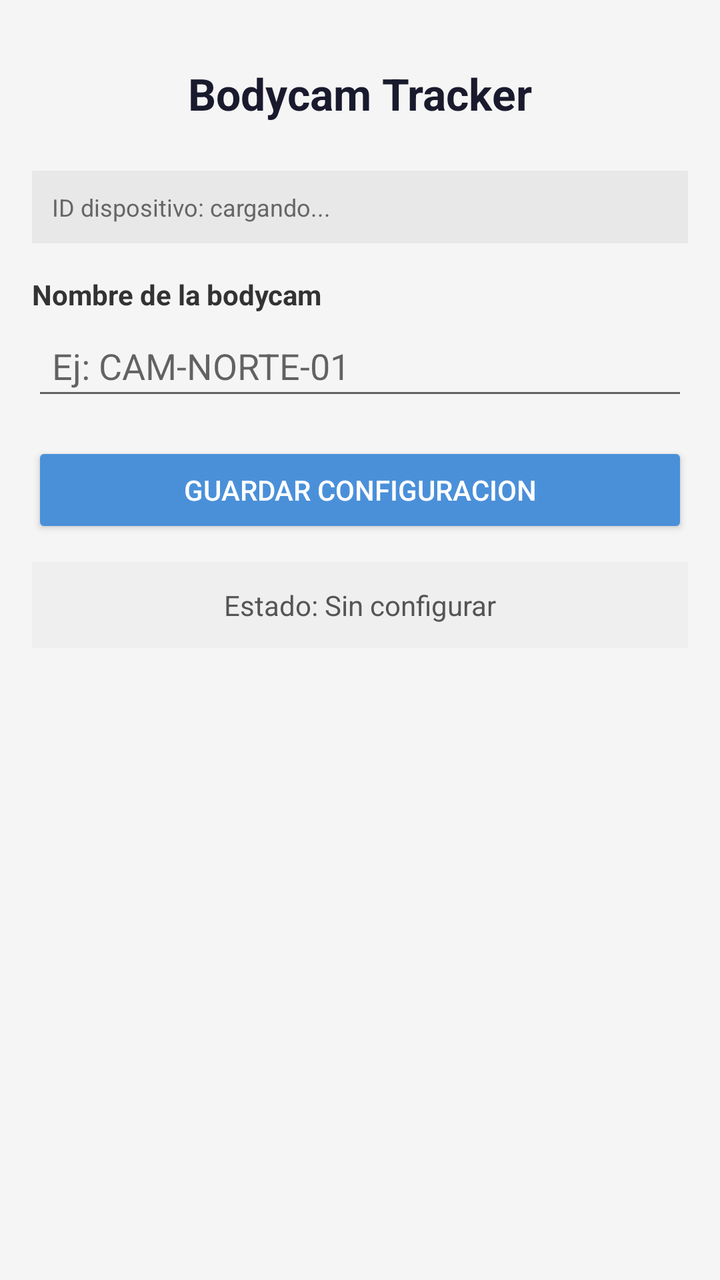
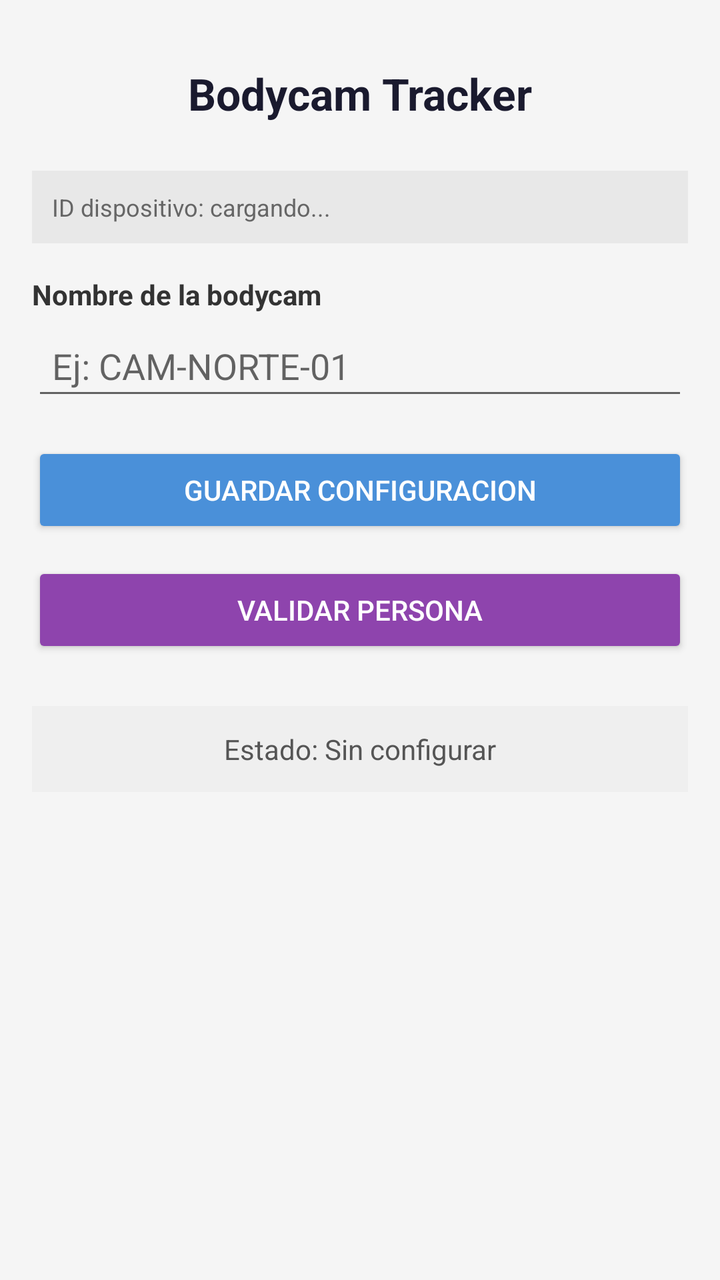

Two renders of the same Android screen: before a commit and after it. Below are the layout's source before the change and the commit's diff.
<!-- AndroidManifest.xml: application theme Theme.AppCompat.Light.DarkActionBar -->
<!-- res/layout/activity_main.xml -->
<?xml version="1.0" encoding="utf-8"?>
<ScrollView xmlns:android="http://schemas.android.com/apk/res/android"
    android:layout_width="match_parent"
    android:layout_height="match_parent"
    android:padding="16dp"
    android:background="#F5F5F5">

    <LinearLayout
        android:layout_width="match_parent"
        android:layout_height="wrap_content"
        android:orientation="vertical"
        android:gravity="center_horizontal">

        <TextView
            android:layout_width="wrap_content"
            android:layout_height="wrap_content"
            android:text="Bodycam Tracker"
            android:textSize="22sp"
            android:textStyle="bold"
            android:textColor="#1A1A2E"
            android:layout_marginTop="16dp"
            android:layout_marginBottom="24dp" />

        <TextView
            android:id="@+id/tvCodigo"
            android:layout_width="match_parent"
            android:layout_height="wrap_content"
            android:text="ID dispositivo: cargando..."
            android:textSize="12sp"
            android:textColor="#666666"
            android:background="#E8E8E8"
            android:padding="10dp"
            android:layout_marginBottom="16dp" />

        <TextView
            android:layout_width="match_parent"
            android:layout_height="wrap_content"
            android:text="Nombre de la bodycam"
            android:textSize="14sp"
            android:textStyle="bold"
            android:textColor="#333333"
            android:layout_marginBottom="4dp" />

        <EditText
            android:id="@+id/etNombre"
            android:layout_width="match_parent"
            android:layout_height="wrap_content"
            android:hint="Ej: CAM-NORTE-01"
            android:inputType="text"
            android:padding="10dp"
            android:layout_marginBottom="16dp" />

        <TextView
            android:layout_width="match_parent"
            android:layout_height="wrap_content"
            android:text="URL del servidor"
            android:textSize="14sp"
            android:textStyle="bold"
            android:textColor="#333333"
            android:layout_marginBottom="4dp"
            android:visibility="gone" />

        <EditText
            android:id="@+id/etServerUrl"
            android:layout_width="match_parent"
            android:layout_height="wrap_content"
            android:hint="http://192.168.1.100:3000"
            android:inputType="textUri"
            android:padding="10dp"
            android:layout_marginBottom="16dp"
            android:visibility="gone" />

        <TextView
            android:layout_width="match_parent"
            android:layout_height="wrap_content"
            android:text="Token de autenticación"
            android:textSize="14sp"
            android:textStyle="bold"
            android:textColor="#333333"
            android:layout_marginBottom="4dp"
            android:visibility="gone" />

        <EditText
            android:id="@+id/etToken"
            android:layout_width="match_parent"
            android:layout_height="wrap_content"
            android:hint="Token del servidor"
            android:inputType="textPassword"
            android:padding="10dp"
            android:layout_marginBottom="24dp"
            android:visibility="gone" />

        <Button
            android:id="@+id/btnGuardar"
            android:layout_width="match_parent"
            android:layout_height="wrap_content"
            android:text="Guardar configuracion"
            android:backgroundTint="#4A90D9"
            android:textColor="#FFFFFF"
            android:layout_marginBottom="12dp" />

        <Button
            android:id="@+id/btnIniciar"
            android:layout_width="match_parent"
            android:layout_height="wrap_content"
            android:text="Iniciar rastreo GPS"
            android:backgroundTint="#27AE60"
            android:textColor="#FFFFFF"
            android:layout_marginBottom="12dp"
            android:visibility="gone" />

        <Button
            android:id="@+id/btnDetener"
            android:layout_width="match_parent"
            android:layout_height="wrap_content"
            android:text="Detener rastreo"
            android:backgroundTint="#E74C3C"
            android:textColor="#FFFFFF"
            android:layout_marginBottom="24dp"
            android:visibility="gone" />

        <TextView
            android:id="@+id/tvEstado"
            android:layout_width="match_parent"
            android:layout_height="wrap_content"
            android:text="Estado: Sin configurar"
            android:textSize="14sp"
            android:textColor="#555555"
            android:background="#EFEFEF"
            android:padding="12dp"
            android:gravity="center" />

    </LinearLayout>
</ScrollView>
<!-- resources referenced by this layout -->
<resources>

</resources>

<!-- the commit's change to res/layout/activity_main.xml (unified diff, before → after) -->
@@ -119,6 +119,15 @@
             android:layout_marginBottom="24dp"
             android:visibility="gone" />
 
+        <Button
+            android:id="@+id/btnValidar"
+            android:layout_width="match_parent"
+            android:layout_height="wrap_content"
+            android:text="Validar persona"
+            android:backgroundTint="#8E44AD"
+            android:textColor="#FFFFFF"
+            android:layout_marginBottom="24dp" />
+
         <TextView
             android:id="@+id/tvEstado"
             android:layout_width="match_parent"
